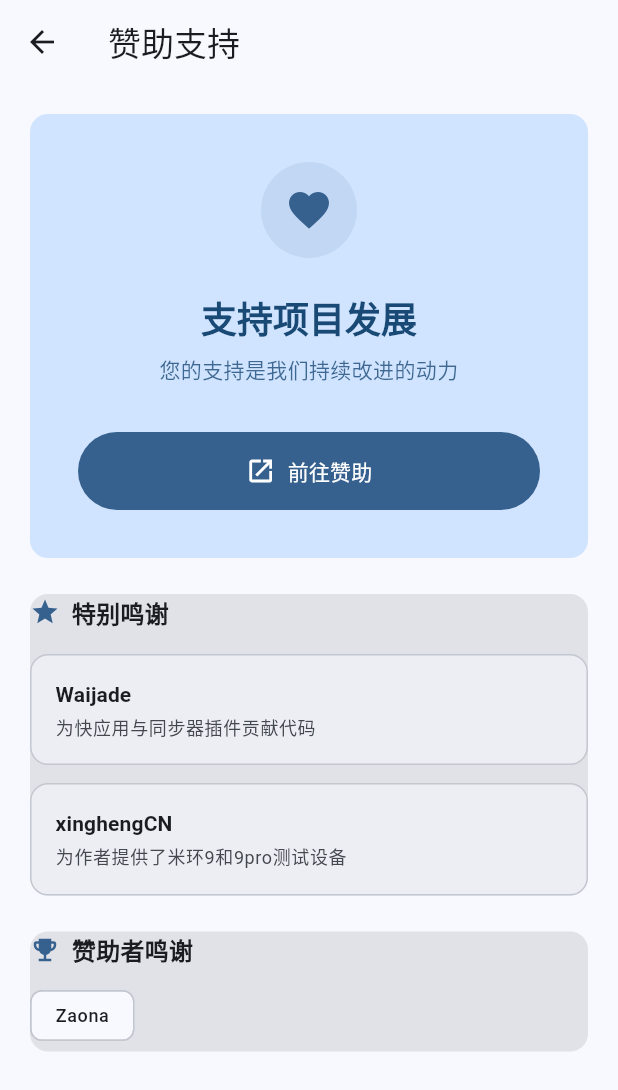
After one commit to zaona/simple-weather-syncer, a Flutter app: the SponsorshipPage screen opened directly, on a phone screen of 412 x 824 dp. The commit adds this screen. Shown: the top 1090 px of the screen. Run offline on Flutter 3.47's test engine with Material 3 defaults, Android fonts, the phone set to English and light mode, and no system bars; drawn by our look-alikes of dynamic_color; our stand-ins replace flutter_dotenv, geolocator, package_info_plus, permission_handler, shared_preferences; accounts and stored records are empty; network calls fail.

Commit message:
feat: 新增赞助页面

```diff
--- /dev/null
+++ b/lib/sponsorship_page.dart
@@ -0,0 +1,394 @@
+import 'package:flutter/material.dart';
+import 'package:url_launcher/url_launcher.dart';
+import 'package:http/http.dart' as http;
+import 'dart:convert';
+import 'package:crypto/crypto.dart';
+import 'package:flutter_dotenv/flutter_dotenv.dart';
+
+/// 赞助页面
+class SponsorshipPage extends StatefulWidget {
+  const SponsorshipPage({super.key});
+
+  @override
+  State<SponsorshipPage> createState() => _SponsorshipPageState();
+}
+
+class _SponsorshipPageState extends State<SponsorshipPage> {
+  List<String> _sponsors = [];
+  bool _isLoadingSponsors = false;
+
+  @override
+  void initState() {
+    super.initState();
+    _loadSponsors();
+  }
+
+  /// 加载赞助者数据
+  Future<void> _loadSponsors() async {
+    setState(() => _isLoadingSponsors = true);
+
+    try {
+      final sponsors = await _fetchSponsorsFromAfdian();
+      setState(() {
+        _sponsors = sponsors;
+        _isLoadingSponsors = false;
+      });
+    } catch (e) {
+      setState(() {
+        _sponsors = ['Zaona'];
+        _isLoadingSponsors = false;
+      });
+    }
+  }
+
+  /// 从爱发电API获取赞助者列表
+  Future<List<String>> _fetchSponsorsFromAfdian() async {
+    try {
+      const String apiUrl = 'https://afdian.com/api/open/query-sponsor';
+      final String userId = dotenv.env['AFDIAN_USER_ID'] ?? '';
+      final String token = dotenv.env['AFDIAN_TOKEN'] ?? '';
+
+      if (userId.isEmpty || token.isEmpty) {
+        return ['Zaona'];
+      }
+
+      final int ts = DateTime.now().millisecondsSinceEpoch ~/ 1000;
+      final String paramsJson = json.encode({'page': 1});
+      final String signString =
+          '${token}params$paramsJson'
+          'ts$ts'
+          'user_id$userId';
+      final String sign = md5.convert(utf8.encode(signString)).toString();
+
+      final response = await http.post(
+        Uri.parse(apiUrl),
+        headers: {'Content-Type': 'application/json'},
+        body: json.encode({
+          'user_id': userId,
+          'params': paramsJson,
+          'ts': ts,
+          'sign': sign,
+        }),
+      );
+
+      if (response.statusCode == 200) {
+        final data = json.decode(response.body) as Map<String, dynamic>;
+        if (data['ec'] == 200 && data['data'] != null) {
+          final sponsors = data['data']['list'] as List<dynamic>? ?? [];
+          final sponsorNames = sponsors
+              .where((sponsor) {
+                final allSumAmountStr = sponsor['all_sum_amount'] as String? ?? '0.00';
+                final allSumAmount = double.tryParse(allSumAmountStr) ?? 0.0;
+                return allSumAmount >= 20.0;
+              })
+              .map((sponsor) => sponsor['user']['name'] as String)
+              .toList();
+          return sponsorNames;
+        }
+      }
+      return ['Zaona'];
+    } catch (e) {
+      return ['Zaona'];
+    }
+  }
+
+  /// 打开赞助页面
+  Future<void> _openDonationPage() async {
+    final Uri url = Uri.parse('https://afdian.com/a/zaona');
+
+    try {
+      if (await canLaunchUrl(url)) {
+        await launchUrl(url, mode: LaunchMode.externalApplication);
+      } else {
+        if (!mounted) return;
+        _showErrorDialog('无法打开赞助页面，请稍后重试');
+      }
+    } catch (e) {
+      if (!mounted) return;
+      _showErrorDialog('打开失败：$e');
+    }
+  }
+
+  /// 显示错误对话框
+  void _showErrorDialog(String message) {
+    showDialog(
+      context: context,
+      builder: (BuildContext context) {
+        return AlertDialog(
+          title: const Row(
+            children: [
+              Icon(Icons.error_outline, color: Colors.red, size: 28),
+              SizedBox(width: 12),
+              Text('错误'),
+            ],
+          ),
+          content: Text(message),
+          actions: [
+            TextButton(
+              onPressed: () => Navigator.of(context).pop(),
+              child: const Text('确定'),
+            ),
+          ],
+        );
+      },
+    );
+  }
+
+  @override
+  Widget build(BuildContext context) {
+    final colorScheme = Theme.of(context).colorScheme;
+    final textTheme = Theme.of(context).textTheme;
+
+    return Scaffold(
+      appBar: AppBar(
+        title: const Text('赞助支持'),
+        backgroundColor: colorScheme.surface,
+        elevation: 0,
+      ),
+      backgroundColor: colorScheme.surface,
+      body: SafeArea(
+        child: Column(
+          children: [
+            // 主要内容区域
+            Expanded(
+              child: SingleChildScrollView(
+                padding: const EdgeInsets.all(16),
+                child: Column(
+                  children: [
+                    // 赞助卡片 - 使用MD3的Card组件
+                    Card(
+                      elevation: 0,
+                      color: colorScheme.primaryContainer,
+                      child: Padding(
+                        padding: const EdgeInsets.all(32),
+                        child: Column(
+                          children: [
+                            // 图标
+                            Container(
+                              padding: const EdgeInsets.all(16),
+                              decoration: BoxDecoration(
+                                color: colorScheme.primary.withValues(
+                                  alpha: 0.1,
+                                ),
+                                shape: BoxShape.circle,
+                              ),
+                              child: Icon(
+                                Icons.favorite,
+                                size: 32,
+                                color: colorScheme.primary,
+                              ),
+                            ),
+                            const SizedBox(height: 24),
+
+                            // 标题
+                            Text(
+                              '支持项目发展',
+                              style: textTheme.headlineSmall?.copyWith(
+                                fontWeight: FontWeight.w600,
+                                color: colorScheme.onPrimaryContainer,
+                              ),
+                              textAlign: TextAlign.center,
+                            ),
+                            const SizedBox(height: 8),
+
+                            // 副标题
+                            Text(
+                              '您的支持是我们持续改进的动力',
+                              style: textTheme.bodyMedium?.copyWith(
+                                color: colorScheme.onPrimaryContainer
+                                    .withValues(alpha: 0.8),
+                              ),
+                              textAlign: TextAlign.center,
+                            ),
+                            const SizedBox(height: 32),
+
+                            // 赞助按钮
+                            SizedBox(
+                              width: double.infinity,
+                              child: FilledButton.icon(
+                                onPressed: _openDonationPage,
+                                style: FilledButton.styleFrom(
+                                  backgroundColor: colorScheme.primary,
+                                  foregroundColor: colorScheme.onPrimary,
+                                  padding: const EdgeInsets.symmetric(
+                                    vertical: 16,
+                                  ),
+                                ),
+                                icon: const Icon(Icons.open_in_new, size: 20),
+                                label: const Text('前往赞助'),
+                              ),
+                            ),
+                          ],
+                        ),
+                      ),
+                    ),
+
+                    const SizedBox(height: 16),
+
+                    // 特别鸣谢部分
+                    Card(
+                      elevation: 0,
+                      color: colorScheme.surfaceContainerHighest,
+                      child: Column(
+                        crossAxisAlignment: CrossAxisAlignment.start,
+                        children: [
+                          // 标题
+                          Row(
+                            children: [
+                              Icon(
+                                Icons.star,
+                                color: colorScheme.primary,
+                                size: 20,
+                              ),
+                              const SizedBox(width: 8),
+                              Text(
+                                '特别鸣谢',
+                                style: textTheme.titleMedium?.copyWith(
+                                  fontWeight: FontWeight.w600,
+                                  color: colorScheme.onSurface,
+                                ),
+                              ),
+                            ],
+                          ),
+                          const SizedBox(height: 16),
+
+                          // 特别鸣谢列表
+                          Column(
+                            children: [
+                              _buildSpecialThanksItem(
+                                context,
+                                'Waijade',
+                                '为快应用与同步器插件贡献代码',
+                              ),
+                              const SizedBox(height: 12),
+                              _buildSpecialThanksItem(
+                                context,
+                                'xinghengCN',
+                                '为作者提供了米环9和9pro测试设备',
+                              ),
+                            ],
+                          ),
+                        ],
+                      ),
+                    ),
+
+                    const SizedBox(height: 16),
+
+                    // 赞助者鸣谢部分
+                    if (_isLoadingSponsors)
+                      const Center(
+                        child: Padding(
+                          padding: EdgeInsets.all(32),
+                          child: CircularProgressIndicator(),
+                        ),
+                      )
+                    else if (_sponsors.isNotEmpty)
+                      Card(
+                        elevation: 0,
+                        color: colorScheme.surfaceContainerHighest,
+                        child: Column(
+                          crossAxisAlignment: CrossAxisAlignment.start,
+                          children: [
+                            // 标题
+                            Row(
+                              children: [
+                                Icon(
+                                  Icons.emoji_events,
+                                  color: colorScheme.primary,
+                                  size: 20,
+                                ),
+                                const SizedBox(width: 8),
+                                Text(
+                                  '赞助者鸣谢',
+                                  style: textTheme.titleMedium?.copyWith(
+                                    fontWeight: FontWeight.w600,
+                                    color: colorScheme.onSurface,
+                                  ),
+                                ),
+                              ],
+                            ),
+                            const SizedBox(height: 8),
+
+                            // 赞助者列表
+                            Wrap(
+                              spacing: 10,
+                              runSpacing: 0,
+                              children: _sponsors
+                                  .map(
+                                    (name) => Chip(
+                                      label: Text(
+                                        name,
+                                        style: textTheme.bodySmall?.copyWith(
+                                          fontWeight: FontWeight.w500,
+                                        ),
+                                      ),
+                                      backgroundColor: Colors.transparent,
+                                      labelStyle: TextStyle(
+                                        color: colorScheme.onSurface,
+                                      ),
+                                      side: BorderSide(
+                                        color: colorScheme.outlineVariant,
+                                        width: 1,
+                                      ),
+                                    ),
+                                  )
+                                  .toList(),
+                            ),
+                          ],
+                        ),
+                      ),
+                  ],
+                ),
+              ),
+            ),
+          ],
+        ),
+      ),
+    );
+  }
+
+  /// 构建特别鸣谢项目
+  Widget _buildSpecialThanksItem(
+    BuildContext context,
+    String name,
+    String description,
+  ) {
+    final colorScheme = Theme.of(context).colorScheme;
+    final textTheme = Theme.of(context).textTheme;
+
+    return Container(
+      padding: const EdgeInsets.all(16),
+      decoration: BoxDecoration(
+        color: colorScheme.surfaceContainer,
+        borderRadius: BorderRadius.circular(12),
+        border: Border.all(color: colorScheme.outlineVariant, width: 1),
+      ),
+      child: Row(
+        children: [
+          // 内容
+          Expanded(
+            child: Column(
+              crossAxisAlignment: CrossAxisAlignment.start,
+              children: [
+                Text(
+                  name,
+                  style: textTheme.titleSmall?.copyWith(
+                    fontWeight: FontWeight.w600,
+                    color: colorScheme.onSurface,
+                  ),
+                ),
+                const SizedBox(height: 4),
+                Text(
+                  description,
+                  style: textTheme.bodySmall?.copyWith(
+                    color: colorScheme.onSurfaceVariant,
+                  ),
+                ),
+              ],
+            ),
+          ),
+        ],
+      ),
+    );
+  }
+}
--- a/pubspec.yaml
+++ b/pubspec.yaml
@@ -16,7 +16,7 @@ publish_to: 'none' # Remove this line if you wish to publish to pub.dev
 # https://developer.apple.com/library/archive/documentation/General/Reference/InfoPlistKeyReference/Articles/CoreFoundationKeys.html
 # In Windows, build-name is used as the major, minor, and patch parts
 # of the product and file versions while build-number is used as the build suffix.
-version: 1.5.1+7
+version: 1.5.2+8
 
 environment:
   sdk: ^3.9.2
@@ -42,6 +42,7 @@ dependencies:
   package_info_plus: ^8.3.1
   geolocator: ^14.0.2
   permission_handler: ^12.0.1
+  crypto: ^3.0.3
 
 dev_dependencies:
   flutter_test:
```
Also changed, not shown: lib/main.dart (+19 -1 lines), lib/settings_page.dart (+22 -60 lines), lib/weather_page.dart (+5 -5 lines), pubspec.lock.
